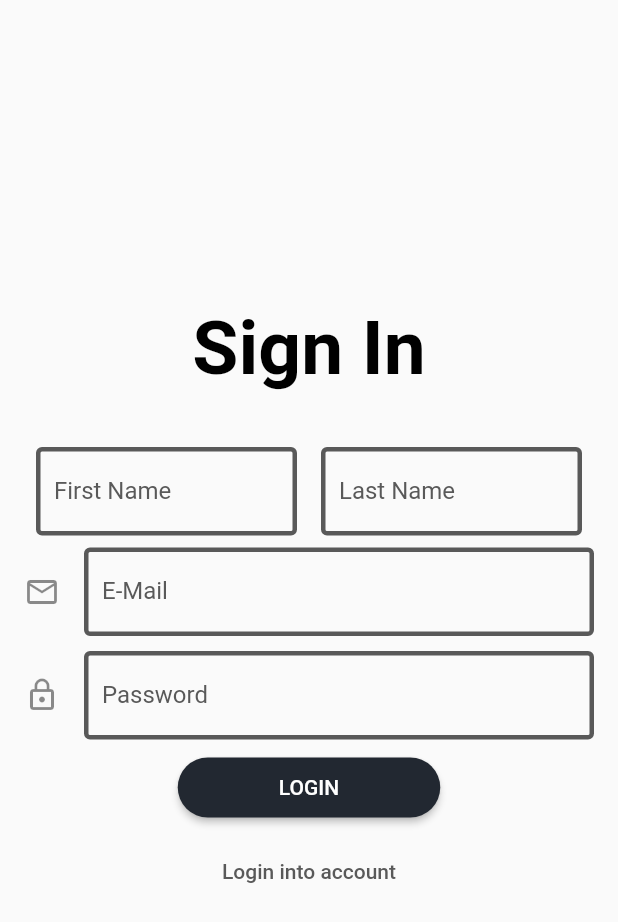
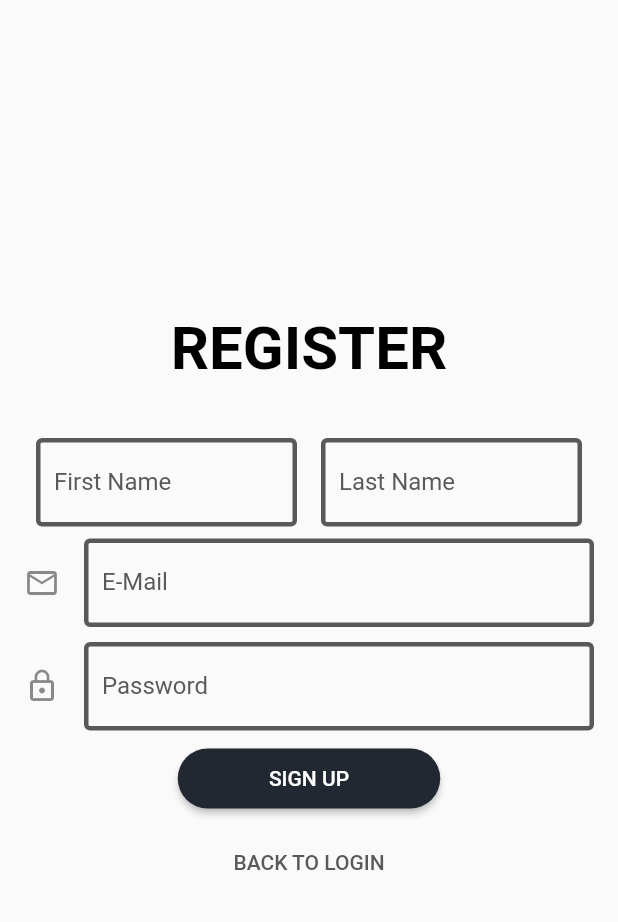
Before and after one commit to teamReachout/reachout, a Flutter app: the screen it shows after launch, after a tap on "REGISTER", on a phone screen of 412 x 824 dp. Shown: the top 922 px of the screen. Run offline on Flutter 3.47's test engine with Material 2 defaults, Android fonts, the light colour scheme and no system bars; our stand-ins replace cached_network_image, carousel_slider, cloud_firestore, firebase_auth, firebase_storage, flutter_spinkit and 11 more; accounts and stored records are empty.

Commit message:
sign in and register text

```diff
--- a/lib/screens/login_page.dart
+++ b/lib/screens/login_page.dart
@@ -94,9 +94,9 @@
             crossAxisAlignment: CrossAxisAlignment.center,
             children: <Widget>[
               Text(
-                'Sign In',
+                'SIGN IN',
                 style: TextStyle(
-                  fontSize: 50,
+                  fontSize: 40,
                   color: Colors.black,
                   fontWeight: FontWeight.bold,
                 ),
--- a/lib/screens/registration_page.dart
+++ b/lib/screens/registration_page.dart
@@ -78,9 +78,9 @@
             crossAxisAlignment: CrossAxisAlignment.center,
             children: <Widget>[
               Text(
-                'Sign In',
+                'REGISTER',
                 style: TextStyle(
-                  fontSize: 50,
+                  fontSize: 40,
                   color: Colors.black,
                   fontWeight: FontWeight.bold,
                 ),
@@ -292,7 +292,7 @@
                         height: 40,
                         child: RaisedButton(
                           child: Text(
-                            'LOGIN',
+                            'SIGN UP',
                             style: TextStyle(color: Colors.white),
                           ),
                           shape: RoundedRectangleBorder(
@@ -308,7 +308,7 @@
                       FlatButton(
                         textColor: Theme.of(context).primaryColor,
                         child: Text(
-                          'Login into account',
+                          'BACK TO LOGIN',
                           style: TextStyle(
                             color: Color.fromRGBO(89, 89, 89, 1),
                           ),
```
